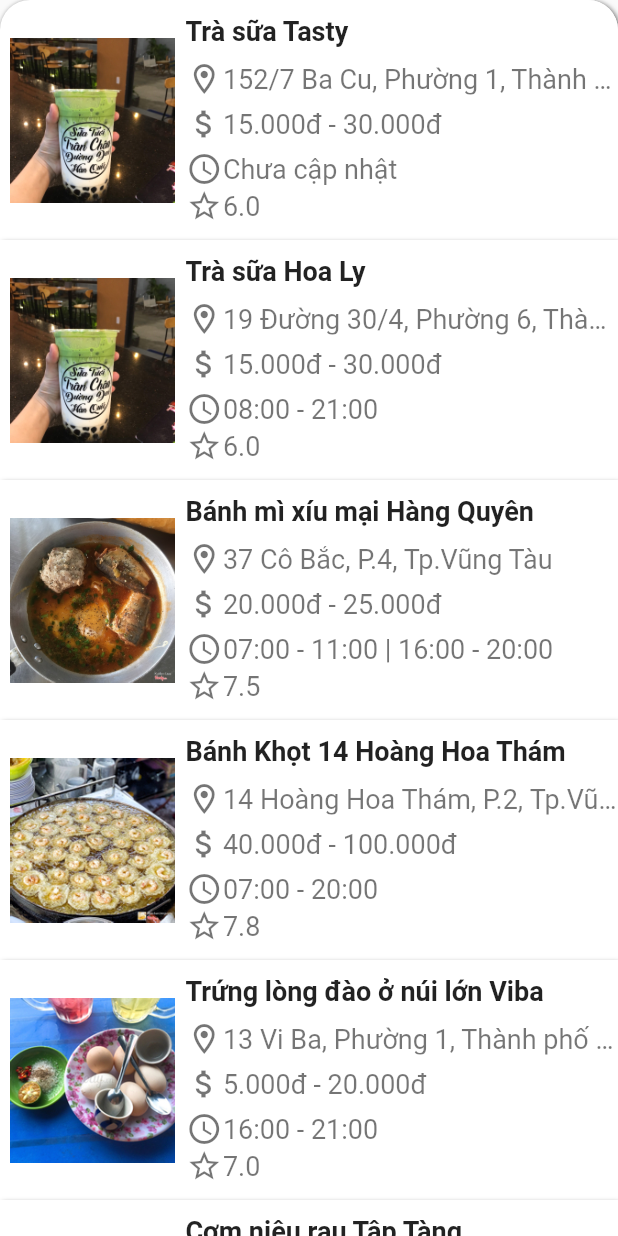
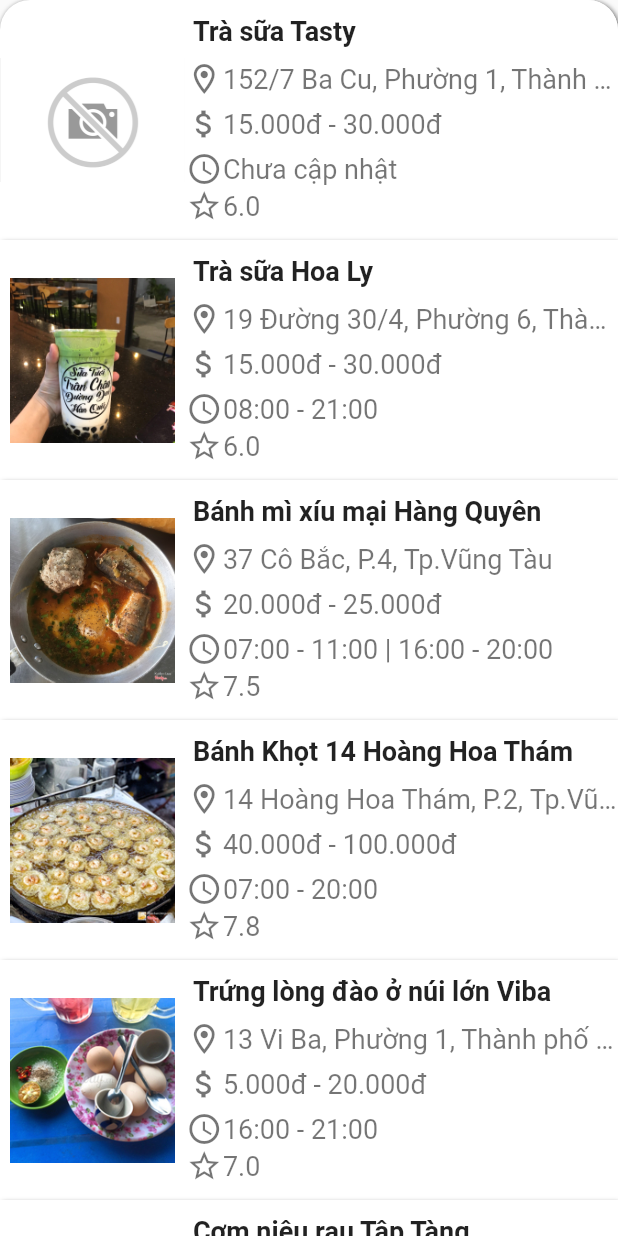
Before and after one commit to tult1803/Travel, a Flutter app: what foodVungTau() shows on an empty page, opened directly, on a phone screen of 412 x 824 dp. Run offline on Flutter 3.47's test engine with Material 2 defaults, Android fonts, the phone set to English and light mode, and no system bars; drawn by our look-alikes of auto_size_text; our stand-ins replace flutter_easyloading, geocoding, google_fonts, location; missing offline and left inert: geocoder, map_launcher; network calls fail.

Commit message:
Upgrade Function

```diff
--- a/travel_app/lib/data/data_vung_tau.dart
+++ b/travel_app/lib/data/data_vung_tau.dart
@@ -1,9 +1,25 @@
 import 'package:flutter/cupertino.dart';
 import 'package:flutter/material.dart';
 import 'package:travel_app/helpers/component.dart';
+import 'package:travel_app/ultils/convert_data.dart';
 
-Widget foodVungTau(BuildContext context){
-  return Column(
+// ignore: camel_case_types
+class foodVungTau extends StatefulWidget {
+
+
+  @override
+  _foodVungTauState createState() => _foodVungTauState();
+}
+
+class _foodVungTauState extends State<foodVungTau> {
+  @override
+  Widget build(BuildContext context) {
+    return bodyFoodVungTau(context);
+  }
+
+  Widget bodyFoodVungTau(BuildContext context){
+    return SingleChildScrollView(
+      child: Column(
         children: [
           foodContainer(context,
             color: Colors.white,
@@ -13,7 +29,9 @@ Widget foodVungTau(BuildContext context){
             star: "6.0",
             avrPrice: "15.000đ - 30.000đ",
             openTime: "Chưa cập nhật",
-          linkImg: "images/vung_tau/tra_sua_tasty.jpg"),
+            linkImg: noImg,
+            // linkImg: "images/vung_tau/tra_sua_tasty.jpg"
+          ),
           foodContainer(context,
               color: Colors.white,
               storeName: "Trà sữa Hoa Ly",
@@ -103,5 +121,7 @@ Widget foodVungTau(BuildContext context){
               openTime: "11:00 - 23:00",
               linkImg: "images/vung_tau/quan_tre.png"),
         ],
+      ),
     );
   }
+}
--- a/travel_app/lib/helpers/component.dart
+++ b/travel_app/lib/helpers/component.dart
@@ -79,7 +79,7 @@ Widget foodContainer(BuildContext context,
               crossAxisAlignment: CrossAxisAlignment.start,
               children: [
                 Container(
-                    margin: EdgeInsets.only(top: 10),
+                    margin: EdgeInsets.only(top: 10, left: 5),
                     width: size.width,
                     height: 30,
                     child: AutoSizeText(
--- a/travel_app/lib/ultils/convert_data.dart
+++ b/travel_app/lib/ultils/convert_data.dart
@@ -4,6 +4,8 @@ import 'package:geocoding/geocoding.dart';
 import 'package:intl/intl.dart';
 import 'package:map_launcher/map_launcher.dart';
 import 'package:url_launcher/url_launcher.dart';
+
+String noImg = "images/no_image.png";
 
 converterTime(data, {String? formatDate}) {
   int? dataInt = int.tryParse("$data");
--- a/travel_app/pubspec.yaml
+++ b/travel_app/pubspec.yaml
@@ -32,6 +32,7 @@ dependencies:
   url_launcher: ^6.0.9
   geocoding: ^2.0.1
   map_launcher: ^2.1.1
+  contained_tab_bar_view: ^0.8.0
 #  geolocator: ^7.6.0
 #  firebase_database: ^7.2.1
 #  firebase_core: ^1.6.0
@@ -58,6 +59,7 @@ flutter:
   assets:
      - images/vung_tau.png
      - images/can_gio.png
+     - images/no_image.png
      - images/vung_tau/banh_mi_hoang_dieu.png
      - images/vung_tau/lau_ca_duoi_7_luom.png
      - images/vung_tau/oc_tu_nhien.png
```
Also changed, not shown: travel_app/lib/view/all_food_sea.dart (+52 -33 lines), travel_app/images/no_image.png (added), travel_app/pubspec.lock. Lines whose indentation alone changed are shown as unchanged.
